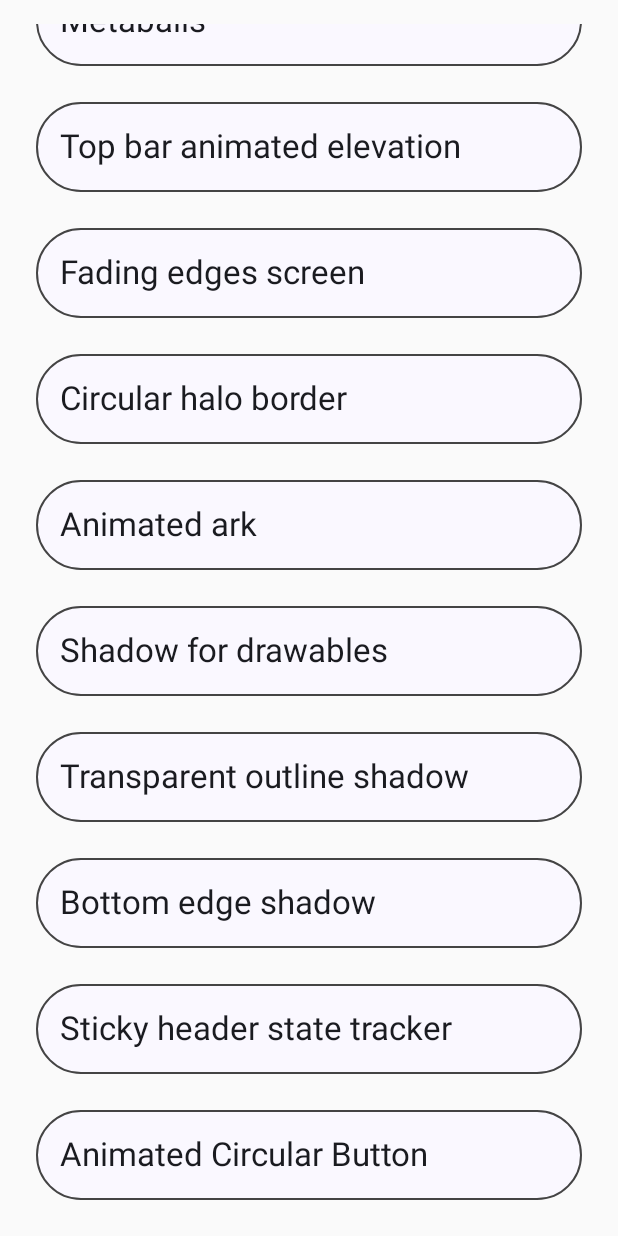
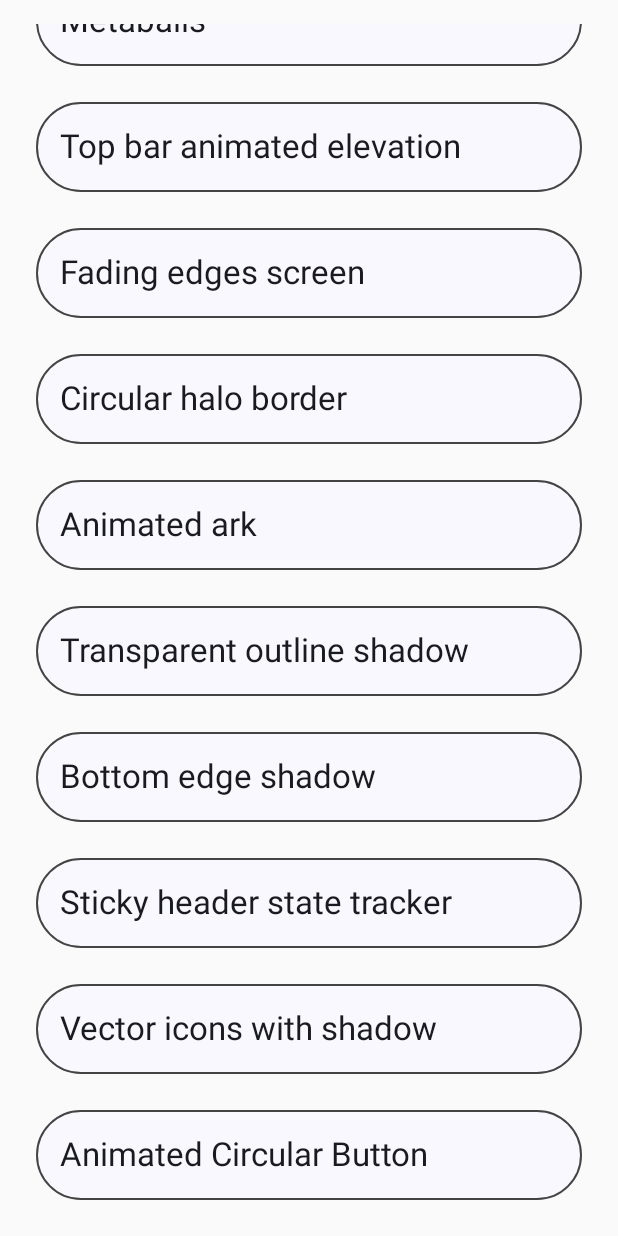
Before and after one commit to yuriyskulskiy/android-compose-playground, an Android app built with Jetpack Compose: the screen it shows after launch (MainActivity), scrolled down 124 dp, on a phone screen of 412 x 824 dp. Run offline under Robolectric (Android 15) with nearby library versions, the phone set to English and light mode, and no system bars; our stand-ins replace Dagger/Hilt's generated code.

```diff
--- a/app/src/main/java/com/skul/yuriy/composeplayground/starter/StarterScreen.kt
+++ b/app/src/main/java/com/skul/yuriy/composeplayground/starter/StarterScreen.kt
@@ -74,15 +74,14 @@ fun NavigationContent(modifier: Modifier) {
             onClick = { navController.navigateToCircularHaloBorder() })
         NavigationItem(text = stringResource(R.string.animated_ark),
             onClick = { navController.navigateToAnimatedArk() })
-        NavigationItem(text = stringResource(R.string.drop_shadow_drawables),
-            onClick = { navController.navigateToVectorIconWithShadow() })
         NavigationItem(text = stringResource(R.string.transparent_outline_shadow),
             onClick = { navController.navigateToShadowBox() })
         NavigationItem(text = stringResource(R.string.bottom_edge_shadow),
             onClick = { navController.navigateToBottomEdgeShadowScreen() })
-
         NavigationItem(text = stringResource(R.string.sticky_header_state_tracker),
             onClick = { navController.navigateToStickyHeaderStateTracker() })
+        NavigationItem(text = stringResource(R.string.vector_drawable_shadow),
+            onClick = { navController.navigateToVectorIconWithShadow() })
         NavigationItem(text = stringResource(R.string.animated_circular_button),
             onClick = { navController.navigateToAnimatedCircularBtn() })
     }
--- a/app/src/main/res/values/strings.xml
+++ b/app/src/main/res/values/strings.xml
@@ -40,7 +40,7 @@
     <string name="blur">Blur</string>
     <string name="circular_halo_border">Circular halo border</string>
     <string name="animated_ark">Animated ark</string>
-    <string name="drop_shadow_drawables">Shadow for drawables</string>
+    <string name="vector_drawable_shadow">Vector icons with shadow</string>
     <string name="transparent_outline_shadow">Transparent outline shadow</string>
     <string name="bottom_edge_shadow">Bottom edge shadow</string>
     <string name="rectangle_bottom_edge">Rectangle bottom edge</string>
```
